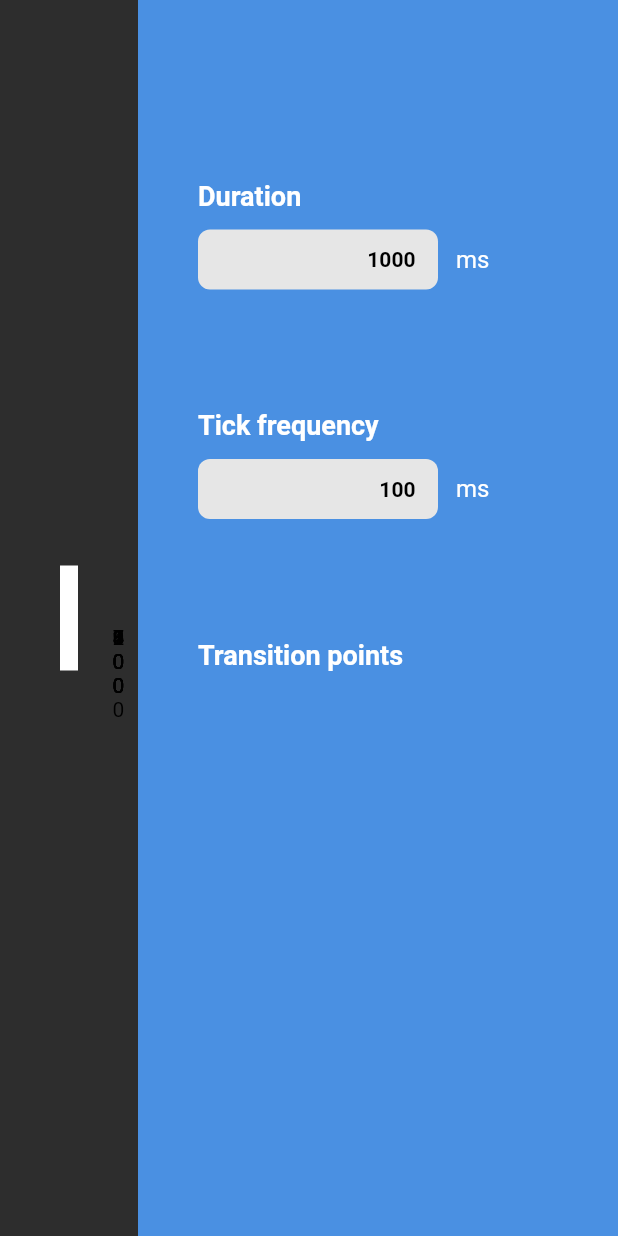
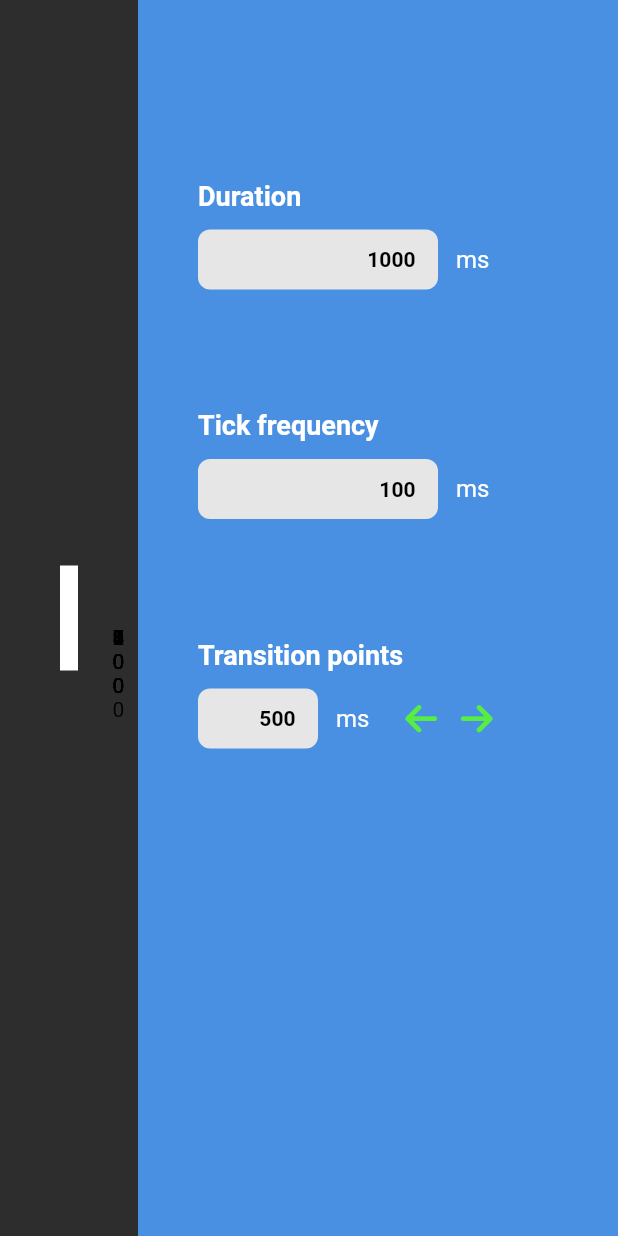
Before and after one commit to AndreiLacatos-works/opc-node-designer, a Flutter app: the screen it shows after launch, on a phone screen of 412 x 824 dp. Run offline on Flutter 3.47's test engine with Material 3 defaults, Android fonts, the phone set to English and light mode, and no system bars; our stand-ins replace flutter_riverpod, font_awesome_flutter, freezed_annotation, riverpod_annotation; missing offline and left inert: window_manager; generated files the repository leaves out were written again; statements that could not run were skipped.

Commit message:
Control existing transition points

```diff
--- a/src/waveform_designer/lib/widgets/fine_tuner/FineTuner.dart
+++ b/src/waveform_designer/lib/widgets/fine_tuner/FineTuner.dart
@@ -1,9 +1,8 @@
 import 'package:flutter/widgets.dart';
 import 'package:flutter_riverpod/flutter_riverpod.dart';
-import 'package:waveform_designer/widgets/fine_tuner/TransitionPointControl.dart';
 import 'package:waveform_designer/widgets/fine_tuner/controls/DurationControl.dart';
 import 'package:waveform_designer/widgets/fine_tuner/controls/TickFrequencyControl.dart';
-import 'package:waveform_designer/widgets/input/MultiLabeledInput.dart';
+import 'package:waveform_designer/widgets/fine_tuner/controls/TransitionPointsControl.dart';
 
 class FineTuner extends ConsumerWidget {
   @override
@@ -16,41 +15,12 @@ class FineTuner extends ConsumerWidget {
       child: Column(
         crossAxisAlignment: CrossAxisAlignment.start,
         children: [
-          SizedBox(
-            height: 80,
-          ),
+          SizedBox(height: 80),
           DurationControl(),
-          SizedBox(
-            height: 80,
-          ),
+          SizedBox(height: 80),
           TickFrequencyControl(),
-          SizedBox(
-            height: 80,
-          ),
-          Padding(
-            padding: EdgeInsets.only(bottom: 12),
-            child: Text(
-              "Transition points",
-              textAlign: TextAlign.left,
-              style: TextStyle(
-                fontSize: 18,
-                fontWeight: FontWeight.w600,
-              ),
-            ),
-          ),
-          Expanded(
-            child: ListView.builder(
-              itemCount: 0,
-              itemBuilder: (context, index) => Padding(
-                padding: EdgeInsets.only(bottom: 6),
-                child: TransitionPointControl(
-                  key: Key(
-                    index.toString(),
-                  ),
-                ),
-              ),
-            ),
-          ),
+          SizedBox(height: 80),
+          TransitionPointsControl(),
         ],
       ),
     );
--- /dev/null
+++ b/src/waveform_designer/lib/widgets/fine_tuner/controls/TransitionPointControl.dart
@@ -0,0 +1,81 @@
+import 'package:flutter/widgets.dart';
+import 'package:flutter_riverpod/flutter_riverpod.dart';
+import 'package:font_awesome_flutter/font_awesome_flutter.dart';
+import 'package:waveform_designer/state/waveform/waveform.dart';
+import 'package:waveform_designer/widgets/input/LabeledInput.dart';
+
+class TransitionPointControl extends ConsumerWidget {
+  final int pointIndex;
+
+  TransitionPointControl({required this.pointIndex, super.key});
+
+  @override
+  Widget build(BuildContext context, WidgetRef ref) {
+    void handleMove(int? newValue) {
+      if (newValue == null) {
+        return;
+      }
+
+      ref
+          .read(waveFormStateProvider.notifier)
+          .updateTransitionPoint(pointIndex, newValue);
+    }
+
+    void moveLeft() {
+      final waveform = ref.read(waveFormStateProvider);
+      handleMove(
+          waveform.transitionPoints[pointIndex] - waveform.tickFrequency);
+    }
+
+    void moveRight() {
+      final waveform = ref.read(waveFormStateProvider);
+      handleMove(
+          waveform.transitionPoints[pointIndex] + waveform.tickFrequency);
+    }
+
+    final transitionPoints = ref.watch(waveFormStateProvider).transitionPoints;
+    if (pointIndex >= transitionPoints.length) {
+      return SizedBox.shrink();
+    }
+
+    final point = transitionPoints[pointIndex];
+
+    return Row(
+      children: [
+        LabeledInput(
+          label: "ms",
+          width: 80,
+          value: point,
+          onFocusLost: handleMove,
+          onSubmitted: handleMove,
+        ),
+        Padding(
+          padding: EdgeInsets.fromLTRB(24, 0, 8, 0),
+          child: MouseRegion(
+            cursor: SystemMouseCursors.click,
+            child: GestureDetector(
+              onTap: moveLeft,
+              child: FaIcon(
+                FontAwesomeIcons.arrowLeft,
+                color: Color.fromARGB(255, 87, 237, 67),
+              ),
+            ),
+          ),
+        ),
+        Padding(
+          padding: EdgeInsets.fromLTRB(8, 0, 8, 0),
+          child: MouseRegion(
+            cursor: SystemMouseCursors.click,
+            child: GestureDetector(
+              onTap: moveRight,
+              child: FaIcon(
+                FontAwesomeIcons.arrowRight,
+                color: Color.fromARGB(255, 87, 237, 67),
+              ),
+            ),
+          ),
+        ),
+      ],
+    );
+  }
+}
--- /dev/null
+++ b/src/waveform_designer/lib/widgets/fine_tuner/controls/TransitionPointsControl.dart
@@ -0,0 +1,43 @@
+import 'package:flutter/widgets.dart';
+import 'package:flutter_riverpod/flutter_riverpod.dart';
+import 'package:waveform_designer/state/waveform/waveform.dart';
+import 'package:waveform_designer/widgets/fine_tuner/controls/TransitionPointControl.dart';
+
+class TransitionPointsControl extends ConsumerWidget {
+  @override
+  Widget build(BuildContext context, WidgetRef ref) {
+    final transitionPoints = ref.watch(waveFormStateProvider).transitionPoints;
+    return Expanded(
+      child: Column(
+        children: [
+          Container(
+            padding: EdgeInsets.only(bottom: 12),
+            width: double.infinity,
+            child: Text(
+              "Transition points",
+              textAlign: TextAlign.left,
+              style: TextStyle(
+                fontSize: 18,
+                fontWeight: FontWeight.w600,
+              ),
+            ),
+          ),
+          Expanded(
+            child: ListView.builder(
+              itemCount: transitionPoints.length,
+              itemBuilder: (context, index) => Padding(
+                padding: EdgeInsets.only(bottom: 6),
+                child: TransitionPointControl(
+                  key: Key(
+                    index.toString(),
+                  ),
+                  pointIndex: index,
+                ),
+              ),
+            ),
+          ),
+        ],
+      ),
+    );
+  }
+}
--- a/src/waveform_designer/lib/widgets/input/NumberInput.dart
+++ b/src/waveform_designer/lib/widgets/input/NumberInput.dart
@@ -26,12 +26,6 @@ class _NumberInputState extends State<NumberInput> {
   FocusNode _focusNode = FocusNode();
 
   @override
-  void initState() {
-    super.initState();
-    _controller.text = widget.value.toString();
-  }
-
-  @override
   void dispose() {
     _controller.dispose();
     _focusNode.dispose();
@@ -40,6 +34,8 @@ class _NumberInputState extends State<NumberInput> {
 
   @override
   Widget build(BuildContext context) {
+    _controller.text = widget.value.toString();
+
     return SizedBox(
       width: widget.width ?? 100,
       child: Container(
```
Also changed, not shown: src/waveform_designer/lib/state/waveform/waveform.dart (+10 -0 lines), src/waveform_designer/lib/widgets/fine_tuner/TransitionPointControl.dart (deleted, +0 -46 lines).
